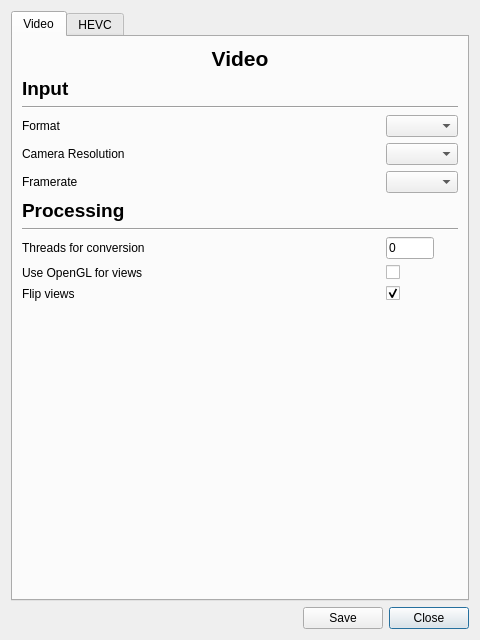
The window that ui/mediasettings.ui (ultravideo/uvgComm) describes before a commit, drawn with Qt 5.
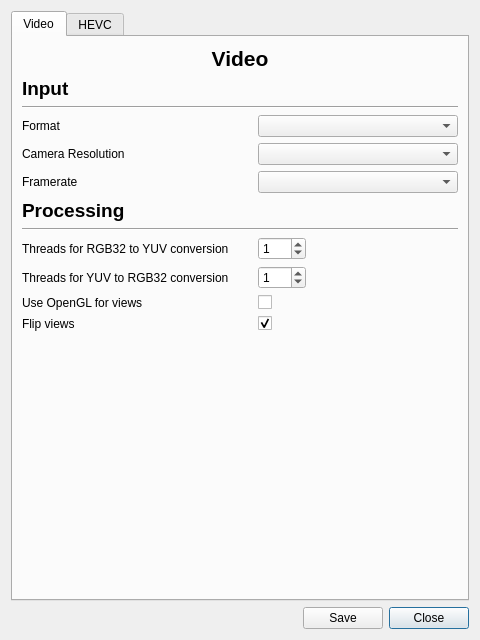
The same window after the commit.

Commit message: feature(Processing): Multithreading of RGB32 to YUV conversion for SSE41.

Patch:
```diff
--- a/ui/mediasettings.ui
+++ b/ui/mediasettings.ui
@@ -51,18 +51,29 @@
        <string>Video</string>
       </attribute>
       <layout class="QGridLayout" name="gridLayout_3">
-       <item row="14" column="0" colspan="2">
-        <spacer name="verticalSpacer_2">
-         <property name="orientation">
-          <enum>Qt::Vertical</enum>
+       <item row="12" column="0">
+        <widget class="QLabel" name="OpenGLLabel">
+         <property name="text">
+          <string>Use OpenGL for views</string>
          </property>
-         <property name="sizeHint" stdset="0">
-          <size>
-           <width>20</width>
-           <height>40</height>
-          </size>
+        </widget>
+       </item>
+       <item row="13" column="1">
+        <widget class="QCheckBox" name="flip">
+         <property name="text">
+          <string/>
          </property>
-        </spacer>
+         <property name="checked">
+          <bool>true</bool>
+         </property>
+        </widget>
+       </item>
+       <item row="5" column="0">
+        <widget class="QLabel" name="framerate_label">
+         <property name="text">
+          <string>Framerate</string>
+         </property>
+        </widget>
        </item>
        <item row="3" column="0">
         <widget class="QLabel" name="format_label">
@@ -71,11 +82,18 @@
          </property>
         </widget>
        </item>
+       <item row="7" column="0" colspan="2">
+        <widget class="Line" name="line_2">
+         <property name="orientation">
+          <enum>Qt::Horizontal</enum>
+         </property>
+        </widget>
+       </item>
        <item row="4" column="1">
         <widget class="QComboBox" name="resolution">
          <property name="minimumSize">
           <size>
-           <width>0</width>
+           <width>200</width>
            <height>0</height>
           </size>
          </property>
@@ -87,47 +105,10 @@
          </property>
         </widget>
        </item>
-       <item row="12" column="1">
-        <widget class="QCheckBox" name="flip">
+       <item row="13" column="0">
+        <widget class="QLabel" name="FlipLabel">
          <property name="text">
-          <string/>
-         </property>
-         <property name="checked">
-          <bool>true</bool>
-         </property>
-        </widget>
-       </item>
-       <item row="6" column="0">
-        <widget class="QLabel" name="Processing">
-         <property name="font">
-          <font>
-           <pointsize>14</pointsize>
-           <weight>75</weight>
-           <bold>true</bold>
-          </font>
-         </property>
-         <property name="text">
-          <string>Processing</string>
-         </property>
-        </widget>
-       </item>
-       <item row="5" column="0">
-        <widget class="QLabel" name="framerate_label">
-         <property name="text">
-          <string>Framerate</string>
-         </property>
-        </widget>
-       </item>
-       <item row="8" column="1">
-        <widget class="QLineEdit" name="yuv_threads">
-         <property name="maximumSize">
-          <size>
-           <width>48</width>
-           <height>16777215</height>
-          </size>
-         </property>
-         <property name="text">
-          <string>0</string>
+          <string>Flip views</string>
          </property>
         </widget>
        </item>
@@ -138,19 +119,25 @@
          </property>
         </widget>
        </item>
-       <item row="8" column="0">
-        <widget class="QLabel" name="ConversionLabel">
+       <item row="9" column="0">
+        <widget class="QLabel" name="label_7">
          <property name="text">
-          <string>Threads for conversion</string>
+          <string>Threads for RGB32 to YUV conversion</string>
          </property>
         </widget>
        </item>
-       <item row="11" column="0">
-        <widget class="QLabel" name="OpenGLLabel">
-         <property name="text">
-          <string>Use OpenGL for views</string>
+       <item row="15" column="0" colspan="2">
+        <spacer name="verticalSpacer_2">
+         <property name="orientation">
+          <enum>Qt::Vertical</enum>
          </property>
-        </widget>
+         <property name="sizeHint" stdset="0">
+          <size>
+           <width>20</width>
+           <height>40</height>
+          </size>
+         </property>
+        </spacer>
        </item>
        <item row="2" column="0" colspan="2">
         <widget class="Line" name="line_3">
@@ -159,6 +146,22 @@
          </property>
         </widget>
        </item>
+       <item row="9" column="1">
+        <widget class="QSpinBox" name="rgb32_threads">
+         <property name="maximumSize">
+          <size>
+           <width>48</width>
+           <height>16777215</height>
+          </size>
+         </property>
+         <property name="maximum">
+          <number>32</number>
+         </property>
+         <property name="value">
+          <number>1</number>
+         </property>
+        </widget>
+       </item>
        <item row="1" column="0" colspan="2">
         <widget class="QLabel" name="Input">
          <property name="font">
@@ -173,30 +176,24 @@
          </property>
         </widget>
        </item>
-       <item row="7" column="0" colspan="2">
-        <widget class="Line" name="line_2">
-         <property name="orientation">
-          <enum>Qt::Horizontal</enum>
+       <item row="12" column="1">
+        <widget class="QCheckBox" name="opengl">
+         <property name="text">
+          <string/>
          </property>
         </widget>
        </item>
-       <item row="3" column="1">
-        <widget class="QComboBox" name="format_box">
-         <property name="maximumSize">
-          <size>
-           <width>164</width>
-           <height>16777215</height>
-          </size>
+       <item row="6" column="0">
+        <widget class="QLabel" name="Processing">
+         <property name="font">
+          <font>
+           <pointsize>14</pointsize>
+           <weight>75</weight>
+           <bold>true</bold>
+          </font>
          </property>
-        </widget>
-       </item>
-       <item row="5" column="1">
-        <widget class="QComboBox" name="framerate_box"/>
-       </item>
-       <item row="12" column="0">
-        <widget class="QLabel" name="FlipLabel">
          <property name="text">
-          <string>Flip views</string>
+          <string>Processing</string>
          </property>
         </widget>
        </item>
@@ -217,10 +214,52 @@
          </property>
         </widget>
        </item>
-       <item row="11" column="1">
-        <widget class="QCheckBox" name="opengl">
+       <item row="3" column="1">
+        <widget class="QComboBox" name="format_box">
+         <property name="minimumSize">
+          <size>
+           <width>200</width>
+           <height>0</height>
+          </size>
+         </property>
+         <property name="maximumSize">
+          <size>
+           <width>164</width>
+           <height>16777215</height>
+          </size>
+         </property>
+        </widget>
+       </item>
+       <item row="5" column="1">
+        <widget class="QComboBox" name="framerate_box">
+         <property name="minimumSize">
+          <size>
+           <width>200</width>
+           <height>0</height>
+          </size>
+         </property>
+        </widget>
+       </item>
+       <item row="10" column="1">
+        <widget class="QSpinBox" name="yuv_threads">
+         <property name="maximumSize">
+          <size>
+           <width>48</width>
+           <height>16777215</height>
+          </size>
+         </property>
+         <property name="maximum">
+          <number>32</number>
+         </property>
+         <property name="value">
+          <number>1</number>
+         </property>
+        </widget>
+       </item>
+       <item row="10" column="0">
+        <widget class="QLabel" name="ConversionLabel">
          <property name="text">
-          <string/>
+          <string>Threads for YUV to RGB32 conversion</string>
          </property>
         </widget>
        </item>
```
Left out of the diff: 1 changed line with no effect on the pictures. The commit also changes 6 other files.
